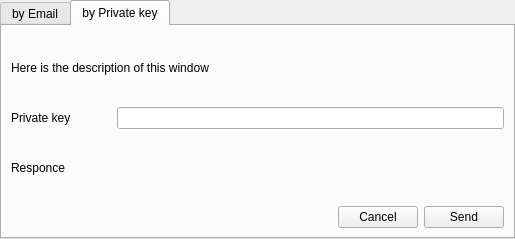
Before: the Qt Designer form src/qt/forms/ShareDialog.ui in odrowonz/atbcoin-insight, drawn with Qt 5.
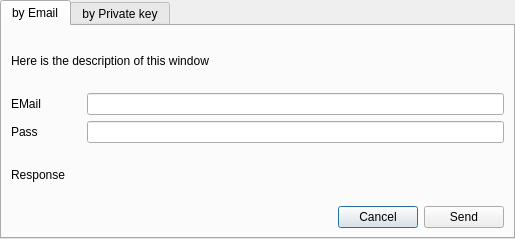
After: the same form once the commit is applied.

Commit message: Share Dialog is complete

What changed in the file:
```diff
--- a/src/qt/forms/ShareDialog.ui
+++ b/src/qt/forms/ShareDialog.ui
@@ -30,11 +30,11 @@
     <number>0</number>
    </property>
    <item>
-    <widget class="QTabWidget" name="ByEmail">
+    <widget class="QTabWidget" name="tab">
      <property name="currentIndex">
       <number>1</number>
      </property>
-     <widget class="QWidget" name="tab">
+     <widget class="QWidget" name="ByEmail">
       <attribute name="title">
        <string>by Email</string>
       </attribute>
@@ -133,7 +133,7 @@
        </item>
       </layout>
      </widget>
-     <widget class="QWidget" name="tab_2">
+     <widget class="QWidget" name="ByKey">
       <attribute name="title">
        <string>by Private key</string>
       </attribute>
```
Left out of the diff: 2 changed lines with no effect on the pictures. The commit also changes 3 other files.
